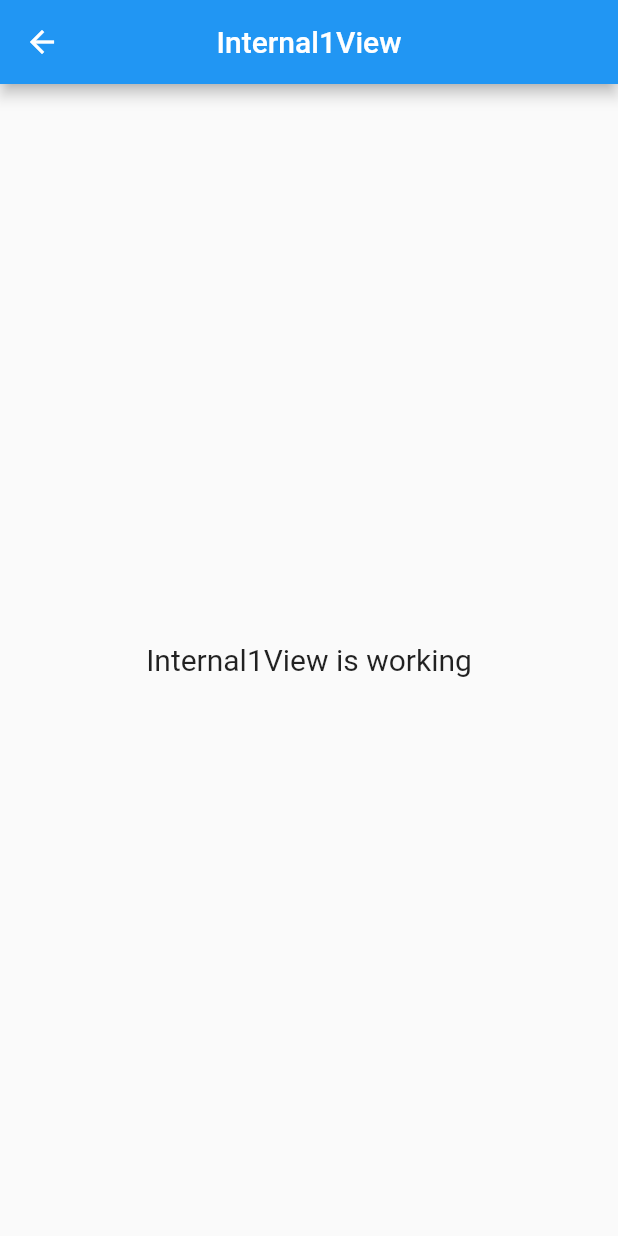
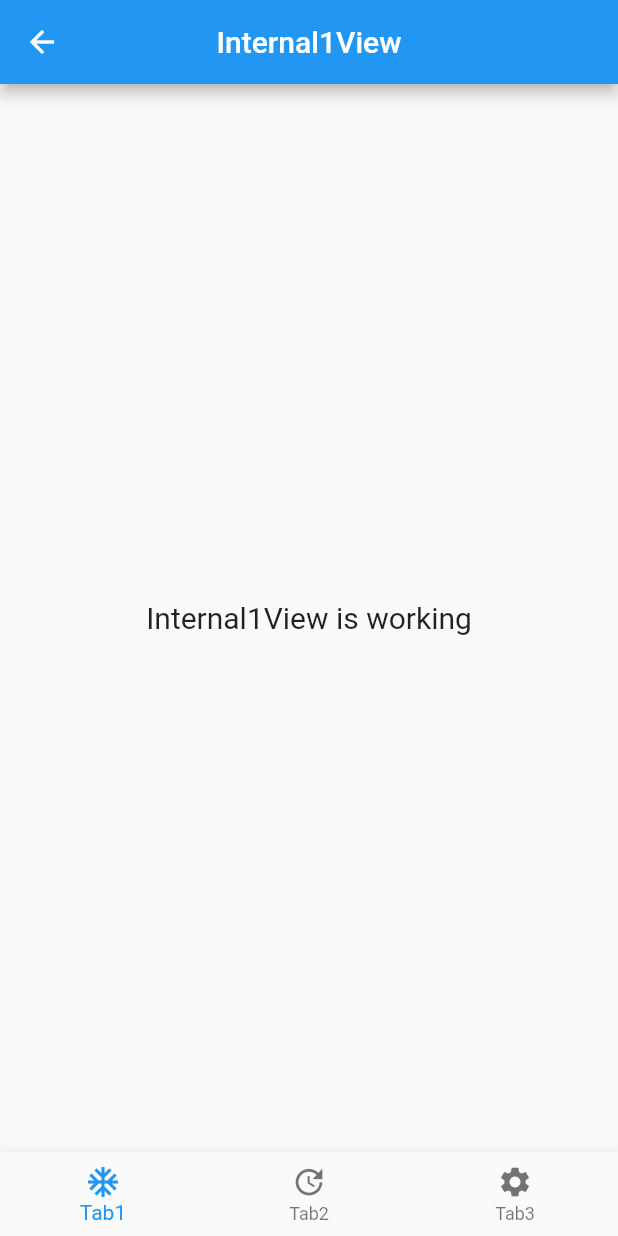
Before and after one commit to tva77/getx_persistent_bottombar, a Flutter app: the screen it shows after launch, after a tap on "internal 1", on a phone screen of 412 x 824 dp. Run offline on Flutter 3.47's test engine with Material 2 defaults, Android fonts, the phone set to English and light mode, and no system bars; our stand-ins replace get.

Commit message:
correct navigation

```diff
--- a/lib/app/modules/home/views/home_view.dart
+++ b/lib/app/modules/home/views/home_view.dart
@@ -1,8 +1,11 @@
 import 'package:flutter/material.dart';
 import 'package:get/get.dart';
+import 'package:getx_persistent_bottombar/app/modules/internal1/views/internal1_view.dart';
+import 'package:getx_persistent_bottombar/app/modules/internal2/views/internal2_view.dart';
 import 'package:getx_persistent_bottombar/app/modules/tab1/views/tab1_view.dart';
 import 'package:getx_persistent_bottombar/app/modules/tab2/views/tab2_view.dart';
 import 'package:getx_persistent_bottombar/app/modules/tab3/views/tab3_view.dart';
+import 'package:getx_persistent_bottombar/app/routes/app_pages.dart';
 
 import '../controllers/home_controller.dart';
 
@@ -15,9 +18,32 @@ class HomeView extends GetView<HomeController> {
           child: IndexedStack(
             index: controller.tabIndex,
             children: [
-              Tab1View(),
+              Navigator(
+                key: Get.nestedKey(0),
+                // observers: [GetObserver((_) {}, Get.routing)],
+                // initialRoute: Routes.TAB1,
+                onGenerateRoute: (RouteSettings settings) {
+                  WidgetBuilder builder;
+                  print(settings);
+                  switch (settings.name) {
+                    case Routes.INTERNAL1:
+                      builder = (_) => Internal1View();
+                      break;
+                    case Routes.INTERNAL2:
+                      builder = (_) => Internal2View();
+                      break;
+                    default:
+                      builder = (_) => Tab1View();
+                    // throw Exception('Invalid route: ${settings.name}');
+                  }
+                  return MaterialPageRoute<void>(
+                    builder: builder,
+                    settings: settings,
+                  );
+                },
+              ),
               Tab2View(),
-              Tab3View(),
+              Tab3View()
             ],
           ),
         ),
--- a/lib/app/modules/tab1/views/tab1_view.dart
+++ b/lib/app/modules/tab1/views/tab1_view.dart
@@ -20,7 +20,7 @@ class Tab1View extends GetView<Tab1Controller> {
               style: TextStyle(fontSize: 20),
             ),
             ElevatedButton(
-              onPressed: () => Get.toNamed(Routes.INTERNAL1),
+              onPressed: () => Get.toNamed(Routes.INTERNAL1, id: 0),
               child: Text("internal 1"),
             ),
             ElevatedButton(
```
